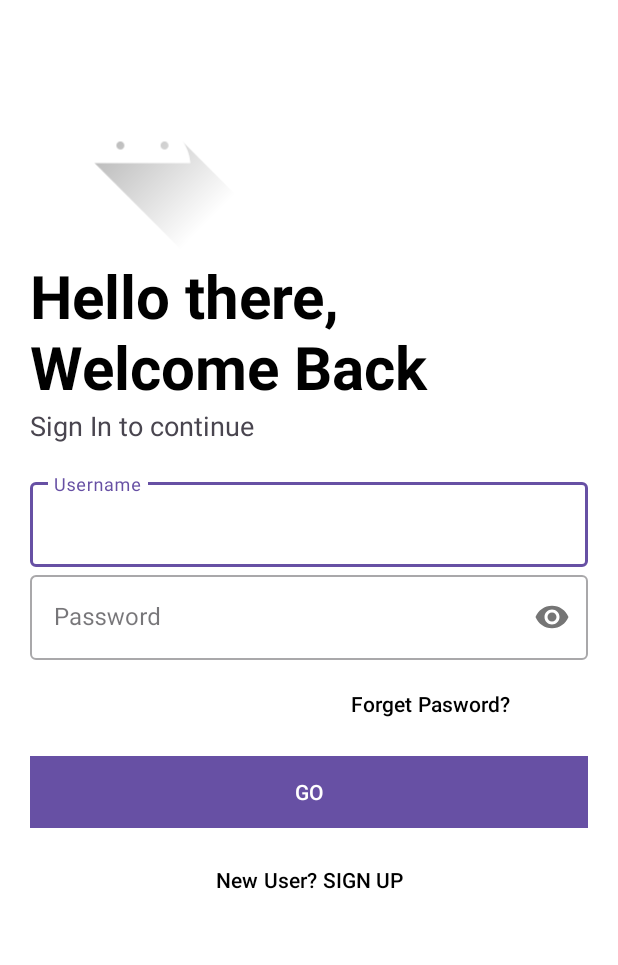
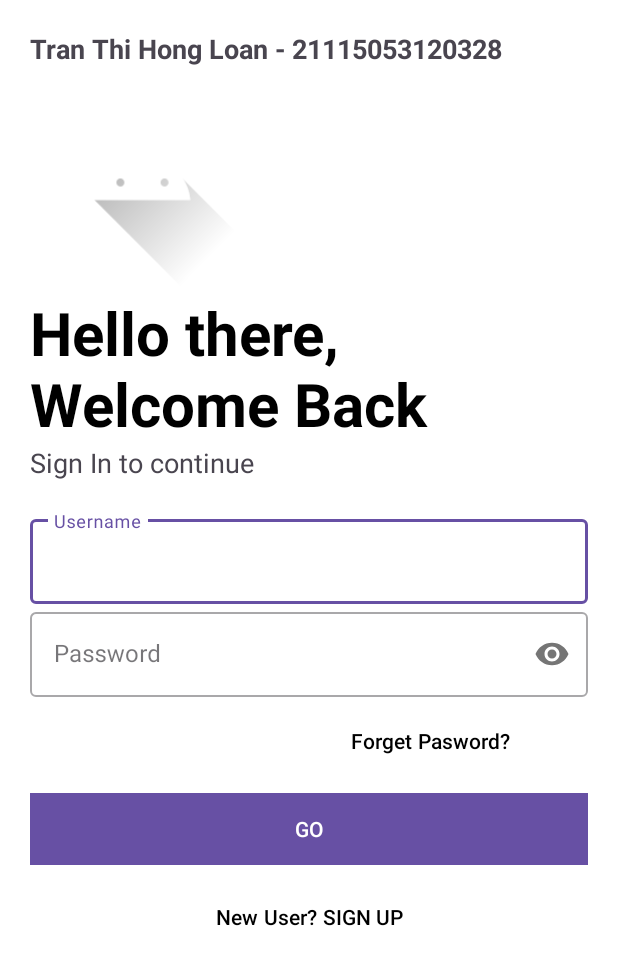
Before and after one commit to hongloan0115/123LTTD02s-repo, an Android app: the screen it shows after launch (Login), on a phone screen of 412 x 824 dp. Shown: the top 965 px of the screen. Run offline under Robolectric (Android 15) with nearby library versions, the phone set to English and light mode, and no system bars.

Commit message:
ex01-login-signup 25.09.2023

```diff
--- a/app/src/main/res/layout/activity_login.xml
+++ b/app/src/main/res/layout/activity_login.xml
@@ -8,6 +8,13 @@
     android:orientation="vertical"
     android:background="#fff"
     android:padding="20dp">
+    <TextView
+        android:id="@+id/author"
+        android:layout_width="wrap_content"
+        android:layout_height="wrap_content"
+        android:text="Tran Thi Hong Loan - 21115053120328"
+        android:textSize="18sp"
+        android:textStyle="bold"/>
 
     <ImageView
         android:id="@+id/logo_image"
```
Also changed, not shown: app/src/main/res/layout/activity_signup.xml (+8 -0 lines).
